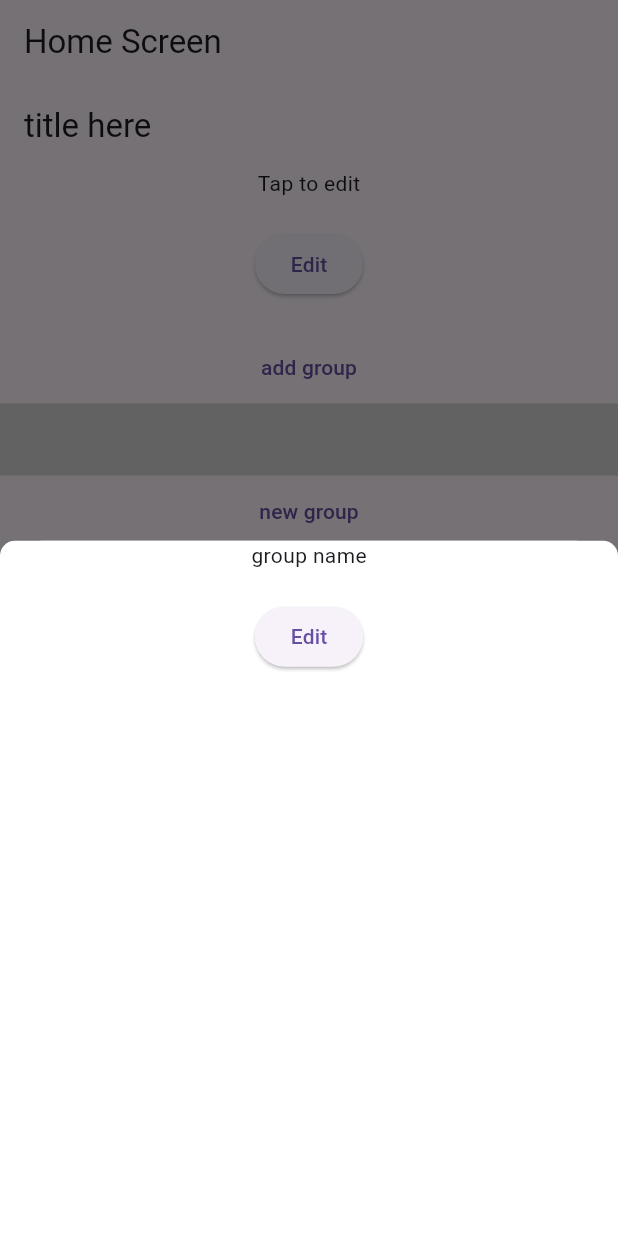
After one commit to sparcscasio/group-task-managing, a Flutter app: the screen it shows once a user with an empty profile is signed in, item 3 of the bottom bar chosen, after a tap on "new group", on a phone screen of 412 x 824 dp. The commit adds this screen. Run offline on Flutter 3.47's test engine with Material 3 defaults, Android fonts, the phone set to English and light mode, and no system bars; our stand-ins replace cloud_firestore, firebase_auth, firebase_core; missing offline and left inert: firebase_ui_auth; accounts and stored records are empty.

Commit message:
make new group

```diff
--- a/lib/screen/my_page.dart
+++ b/lib/screen/my_page.dart
@@ -2,7 +2,7 @@ import 'package:firebase_auth/firebase_auth.dart';
 import 'package:firebase_ui_auth/firebase_ui_auth.dart';
 import 'package:flutter/material.dart';
 import 'package:group_task_manager/provider/user_provider.dart';
-import 'package:group_task_manager/widget/add_group_button.dart';
+import 'package:group_task_manager/widget/group_managing_button.dart';
 import 'package:group_task_manager/widget/editable_text.dart';
 import 'package:provider/provider.dart';
 
@@ -29,6 +29,7 @@ class MyPage extends StatelessWidget {
         Text(userProvider.groupName.join(', ')),
         addGroupButton(userProvider, context),
         SignOutButton(),
+        newGroupButton(userProvider, context),
       ],
     ));
   }
--- /dev/null
+++ b/lib/screen/new_group_page.dart
@@ -0,0 +1,32 @@
+import 'package:flutter/material.dart';
+import 'package:group_task_manager/provider/user_provider.dart';
+import 'package:group_task_manager/service/group_service.dart';
+import 'package:group_task_manager/widget/editable_text.dart';
+
+class NewGroupPage extends StatelessWidget {
+  final GlobalKey<EditableTextWidgetState> editableTextKey =
+      GlobalKey<EditableTextWidgetState>();
+  late UserProvider userProvider;
+  NewGroupPage({super.key, required this.userProvider});
+
+  String groupCode = '';
+
+  @override
+  Widget build(BuildContext context) {
+    return Column(children: [
+      EditableTextWidget(
+        defaultText: 'group name',
+        onButtonPressed: () {
+          try {
+            String name =
+                editableTextKey.currentState?.currentTextGetter() ?? '';
+            newGroup(name, userProvider);
+          } catch (error) {
+            print('error');
+          }
+        },
+        key: editableTextKey,
+      ),
+    ]);
+  }
+}
--- /dev/null
+++ b/lib/service/group_service.dart
@@ -0,0 +1,31 @@
+import 'package:cloud_firestore/cloud_firestore.dart';
+import 'package:firebase_auth/firebase_auth.dart';
+import 'package:group_task_manager/provider/user_provider.dart';
+
+Future<bool> checkGroup(String groupID) async {
+  try {
+    DocumentSnapshot document =
+        await FirebaseFirestore.instance.collection('group').doc(groupID).get();
+
+    return document.exists;
+  } catch (e) {
+    print("Error checking document existence: $e");
+    return false;
+  }
+}
+
+checkAgain(String groupID, UserProvider userProvider) {
+  DocumentReference ref =
+      FirebaseFirestore.instance.collection('group').doc(groupID);
+  return (userProvider.groupReference.contains(ref));
+}
+
+newGroup(String name, UserProvider userProvider) async {
+  Map<String, Object> data = {};
+  data['name'] = name;
+  Map<String, String> userinfo = {userProvider.user!.uid: userProvider.name!};
+  data['userinfo'] = userinfo;
+  CollectionReference ref = FirebaseFirestore.instance.collection('group');
+  DocumentReference docRef = await ref.add(data);
+  userProvider.addGroup(docRef.id);
+}
--- a/lib/widget/add_group_button.dart
+++ b/lib/widget/group_managing_button.dart
@@ -3,6 +3,7 @@
 import 'package:flutter/material.dart';
 import 'package:group_task_manager/provider/user_provider.dart';
 import 'package:group_task_manager/screen/app_group_page.dart';
+import 'package:group_task_manager/screen/new_group_page.dart';
 import 'package:group_task_manager/widget/bottom_dialog.dart';
 
 Widget addGroupButton(UserProvider userProvider, BuildContext context) {
@@ -12,3 +13,11 @@ Widget addGroupButton(UserProvider userProvider, BuildContext context) {
       },
       child: const Text('add group'));
 }
+
+Widget newGroupButton(UserProvider userProvider, BuildContext context) {
+  return TextButton(
+      onPressed: () {
+        return BottomDialog(context, NewGroupPage(userProvider: userProvider));
+      },
+      child: const Text('new group'));
+}
```
Also changed, not shown: lib/screen/app_group_page.dart (+1 -20 lines).
